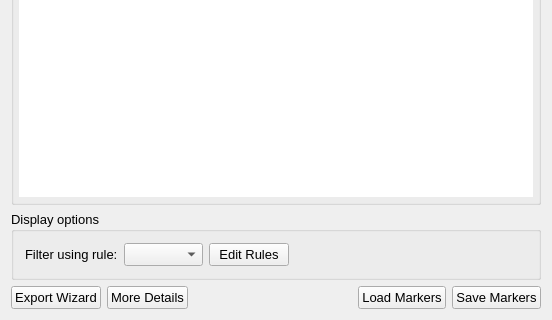
Above: src/AnyWave/Marker/AwMarkerManagerSettings.ui from HIP-infrastructure/anywave-code before the change; both pictures show x 0 to 552 and y 367 to 687 of the 552 by 687 pixel window. Below: the same form after it.
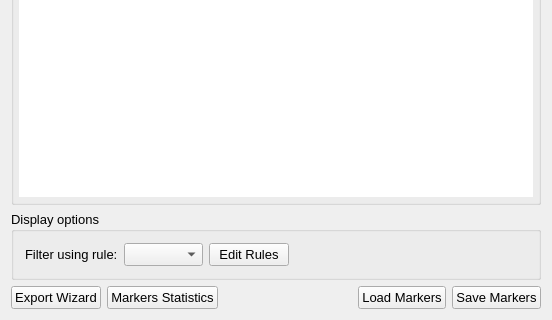
That is the form after the change. Icons and pictures are not drawn. Custom widgets are drawn as their Qt base class.

What changed in the file:
```diff
--- a/src/AnyWave/Marker/AwMarkerManagerSettings.ui
+++ b/src/AnyWave/Marker/AwMarkerManagerSettings.ui
@@ -309,7 +309,7 @@
      <item>
       <widget class="QPushButton" name="buttonStats">
        <property name="text">
-        <string>More Details</string>
+        <string>Markers Statistics</string>
        </property>
       </widget>
      </item>
```
